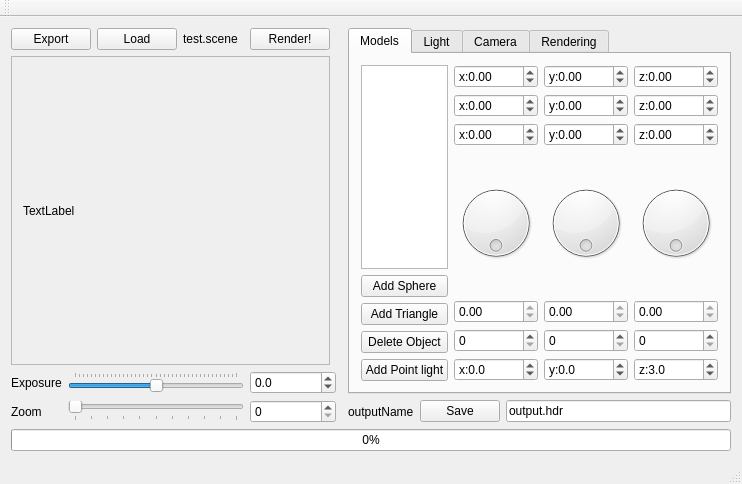
Before: the Qt Designer form RaySamplesGui/TracingGui/Sources/tracinggui.ui in caronnee/graphicsbasics, drawn with Qt 5.
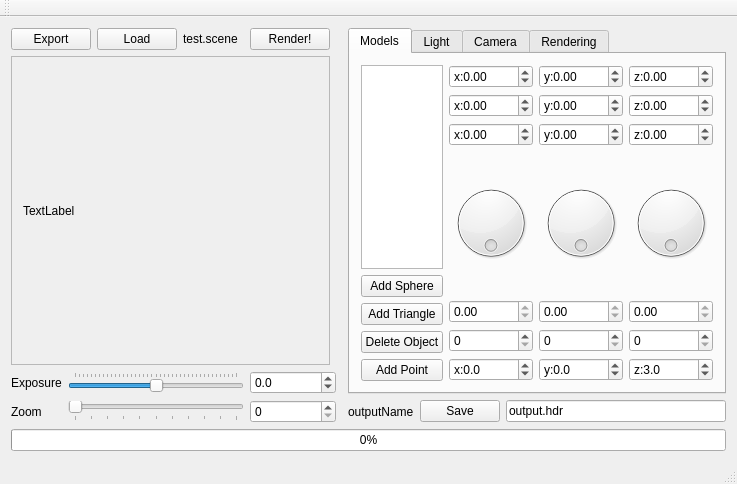
After: the same form once the commit is applied. The open tabs and pages were chosen to show the change. Custom widgets are drawn as their Qt base class.

Commit message: Models are renamable

The edit to the form file:
```diff
--- a/RaySamplesGui/TracingGui/Sources/tracinggui.ui
+++ b/RaySamplesGui/TracingGui/Sources/tracinggui.ui
@@ -240,7 +240,7 @@
         <item row="4" column="0">
          <widget class="QPushButton" name="addPointLight">
           <property name="text">
-           <string>Add Point light</string>
+           <string>Add Point</string>
           </property>
          </widget>
         </item>
```
Left out of the diff: 4 changed lines with no effect on the pictures. The commit also changes 2 other files.
